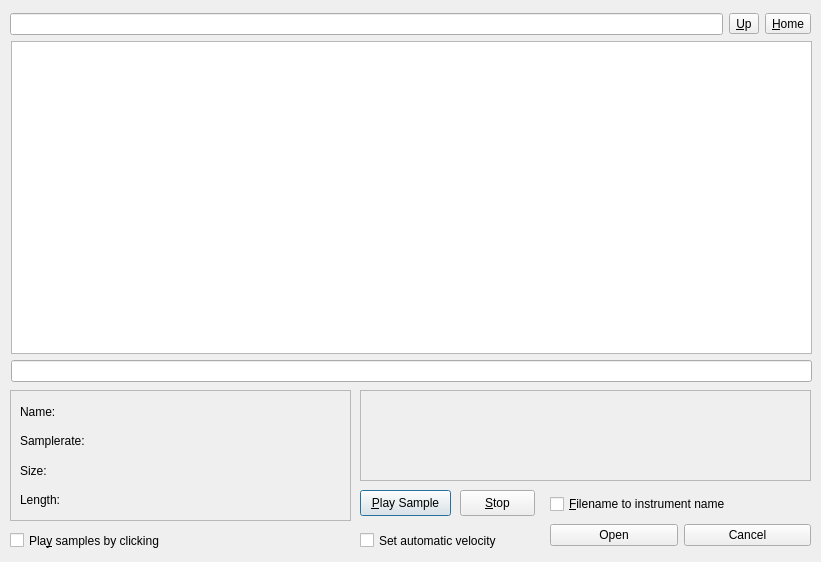
hydrogen-music/hydrogen, file gui/src/AudioFileBrowser/AudioFileBrowser_UI.ui: the form before one commit.
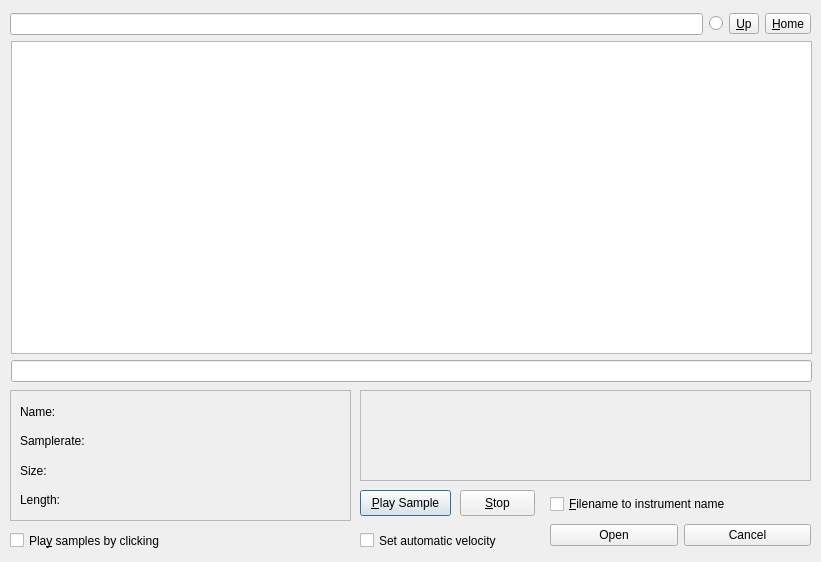
The form after the commit.

Commit message: add radio button to view hidden folders into audio file browser

```diff
--- a/gui/src/AudioFileBrowser/AudioFileBrowser_UI.ui
+++ b/gui/src/AudioFileBrowser/AudioFileBrowser_UI.ui
@@ -89,7 +89,7 @@
     <rect>
      <x>10</x>
      <y>530</y>
-     <width>271</width>
+     <width>216</width>
      <height>21</height>
     </rect>
    </property>
@@ -110,6 +110,16 @@
     <item>
      <widget class="QLineEdit" name="pathLineEdit" />
     </item>
+    <item>
+     <widget class="QRadioButton" name="hiddenCB" >
+      <property name="toolTip" >
+       <string>View hidden folders</string>
+      </property>
+      <property name="text" >
+       <string/>
+      </property>
+     </widget>
+    </item>
     <item>
      <widget class="QToolButton" name="m_pPathUptoolButton" >
       <property name="text" >
```
Left out of the diff: 2 changed lines with no effect on the pictures. The commit also changes 2 other files.
